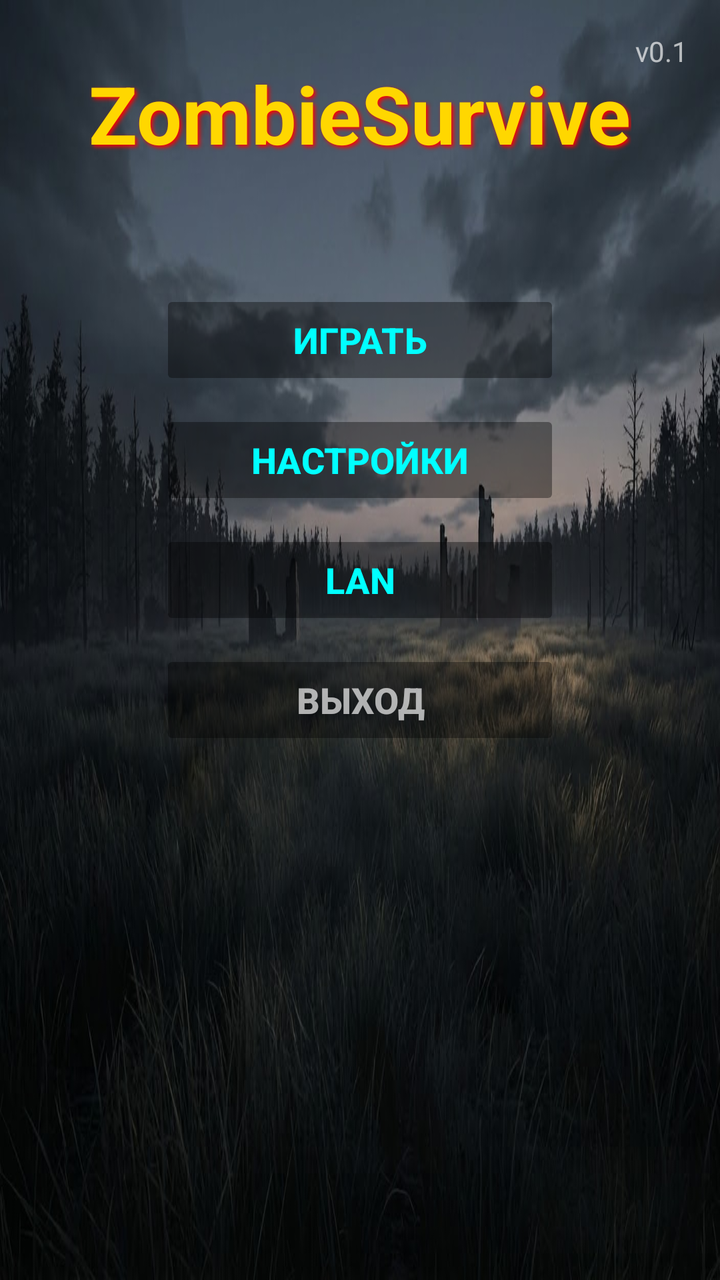
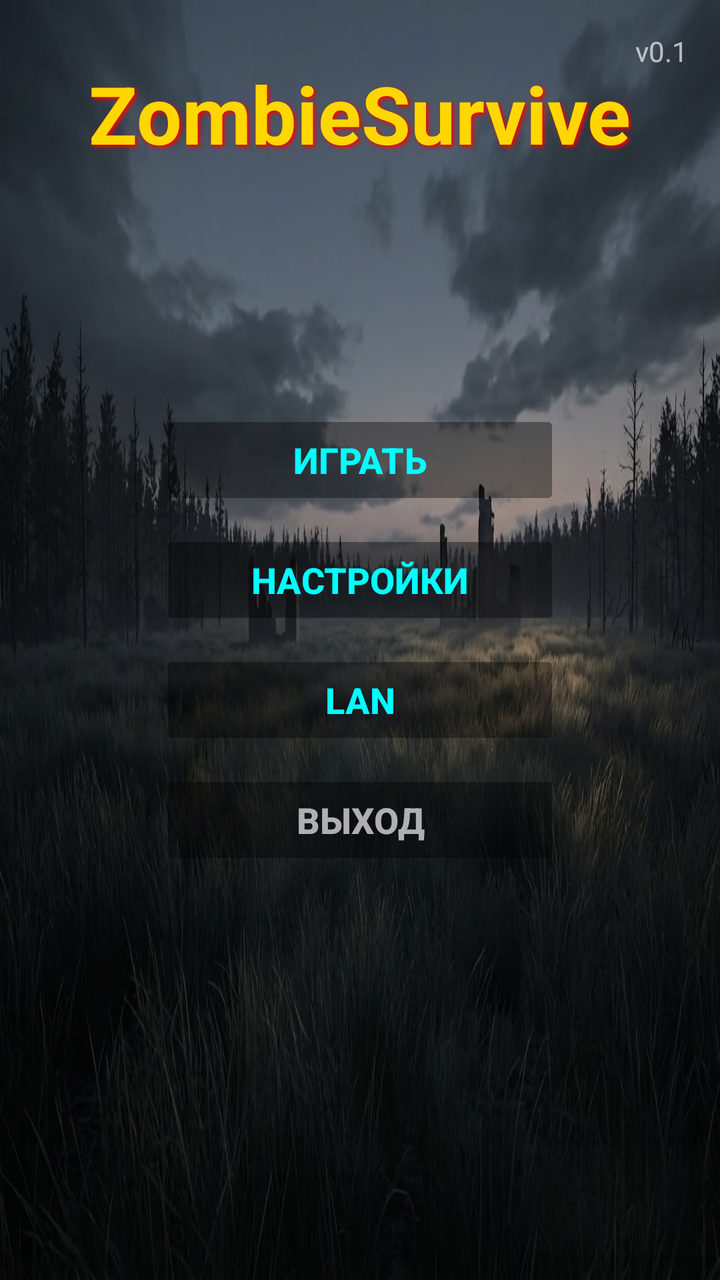

Before-and-after screenshots of an Android layout around one commit, followed by the original layout XML and the change that was made.
<!-- AndroidManifest.xml: application theme Theme.AppCompat.NoActionBar -->
<!-- res/layout/activity_menu.xml -->
<?xml version="1.0" encoding="utf-8"?>
<FrameLayout xmlns:android="http://schemas.android.com/apk/res/android"
    android:layout_width="match_parent"
    android:layout_height="match_parent"
    android:background="@drawable/bg_menu">

    
    <TextView
        android:id="@+id/titleText"
        android:layout_width="wrap_content"
        android:layout_height="wrap_content"
        android:layout_gravity="top|center_horizontal"
        android:layout_marginTop="30dp"
        android:text="ZombieSurvive"
        android:textColor="#FFD700"
        android:textSize="40sp"
        android:textStyle="bold"
        android:shadowColor="#FF0000"
        android:shadowDx="3"
        android:shadowDy="3"
        android:shadowRadius="5" />

    
    <LinearLayout
        android:layout_width="wrap_content"
        android:layout_height="wrap_content"
        android:layout_gravity="center"
        android:layout_marginBottom="60dp" 
        android:orientation="vertical"
        android:gravity="center">

        <Button
            android:id="@+id/btnPlay"
            android:layout_width="200dp"
            android:layout_height="50dp"
            android:text="ИГРАТЬ"
            android:textSize="18sp"
            android:textStyle="bold"
            android:textColor="#00FFFF"
            android:backgroundTint="#60000000"
            android:stateListAnimator="@null" />

        <Button
            android:id="@+id/btnSettings"
            android:layout_width="200dp"
            android:layout_height="50dp"
            android:layout_marginTop="10dp"
            android:text="НАСТРОЙКИ"
            android:textSize="18sp"
            android:textStyle="bold"
            android:textColor="#00FFFF"
            android:backgroundTint="#60000000"
            android:stateListAnimator="@null" />

        <Button
            android:id="@+id/btnLan"
            android:layout_width="200dp"
            android:layout_height="50dp"
            android:layout_marginTop="10dp"
            android:text="LAN"
            android:textSize="18sp"
            android:textStyle="bold"
            android:textColor="#00FFFF"
            android:backgroundTint="#60000000"
            android:stateListAnimator="@null" />

        <Button
            android:id="@+id/btnExit"
            android:layout_width="200dp"
            android:layout_height="50dp"
            android:layout_marginTop="10dp"
            android:text="ВЫХОД"
            android:textSize="18sp"
            android:textStyle="bold"
            android:textColor="#AAFFFFFF"
            android:backgroundTint="#60000000"
            android:stateListAnimator="@null" />

    </LinearLayout>

    
    <TextView
        android:layout_width="wrap_content"
        android:layout_height="wrap_content"
        android:layout_gravity="top|end"
        android:layout_marginTop="16dp"
        android:layout_marginEnd="16dp"
        android:text="v0.1"
        android:textColor="#AAFFFFFF"
        android:textSize="14sp" />

</FrameLayout>
<!-- resources referenced by this layout -->
<resources>
  <!-- drawable bg_menu: jpg bitmap (drawable, 110873 bytes) -->
</resources>

<!-- the commit's change to res/layout/activity_menu.xml (unified diff, before → after) -->
@@ -25,7 +25,6 @@
         android:layout_width="wrap_content"
         android:layout_height="wrap_content"
         android:layout_gravity="center"
-        android:layout_marginBottom="60dp" 
         android:orientation="vertical"
         android:gravity="center">
 
